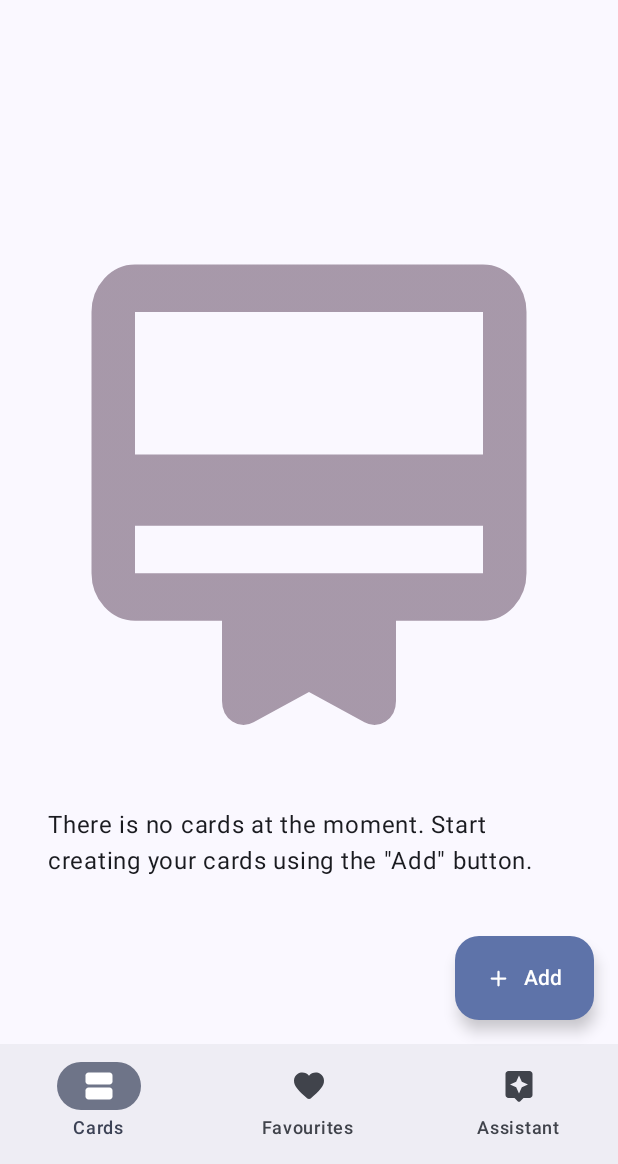
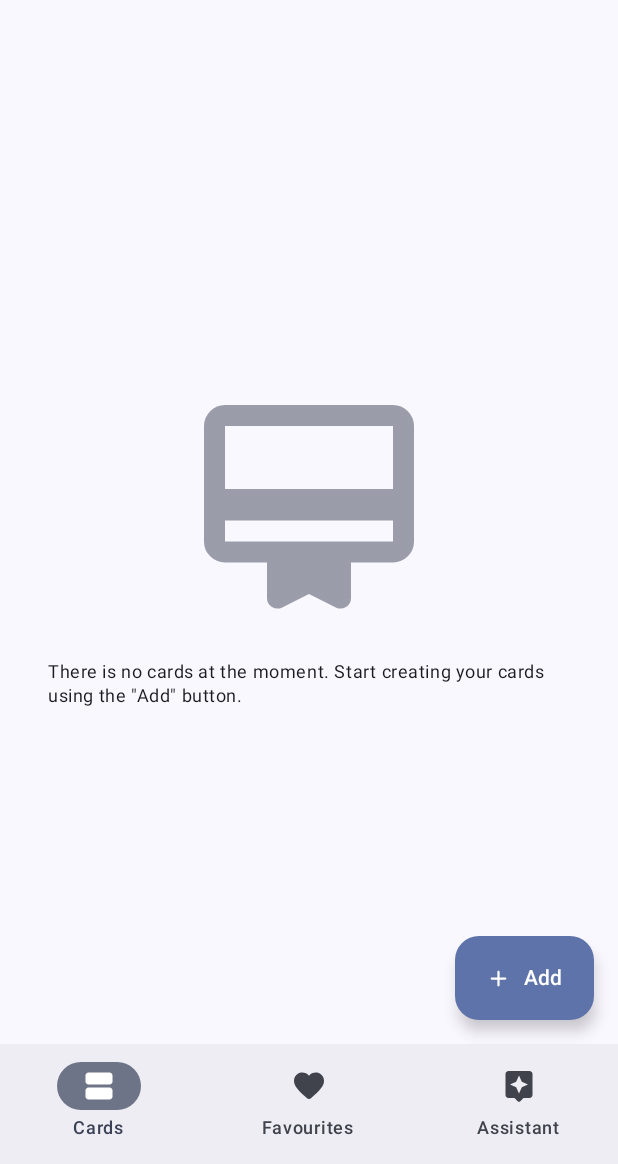
Before and after one commit to HeidelX/Memorati, an Android app built with Jetpack Compose: the screen it shows after launch (MainActivity), on a phone screen of 412 x 824 dp, the part 72-1236 px from its top. Run offline under Robolectric (Android 15) with nearby library versions, the phone set to English and light mode, and no system bars; our stand-ins replace Dagger/Hilt's generated code, Room's generated code.

Commit message:
Update EmptyScreen.kt

```diff
--- a/core/design/src/main/java/com/memorati/core/design/component/EmptyScreen.kt
+++ b/core/design/src/main/java/com/memorati/core/design/component/EmptyScreen.kt
@@ -7,6 +7,7 @@ import androidx.compose.foundation.layout.Column
 import androidx.compose.foundation.layout.aspectRatio
 import androidx.compose.foundation.layout.fillMaxSize
 import androidx.compose.foundation.layout.padding
+import androidx.compose.foundation.layout.size
 import androidx.compose.foundation.layout.width
 import androidx.compose.material3.MaterialTheme
 import androidx.compose.material3.Text
@@ -33,19 +34,18 @@ fun EmptyScreen(
     ) {
         Image(
             modifier = Modifier
-                .aspectRatio(ratio = 1f)
-                .padding(horizontal = 32.dp, vertical = 16.dp)
-                .width(200.dp),
+                .size(200.dp)
+                .padding(vertical = 16.dp),
             imageVector = imageVector,
             contentDescription = "",
-            contentScale = ContentScale.FillBounds,
-            colorFilter = ColorFilter.tint(MaterialTheme.colorScheme.tertiary.copy(0.5f)),
+            contentScale = ContentScale.Fit,
+            colorFilter = ColorFilter.tint(MaterialTheme.colorScheme.secondary.copy(0.5f)),
         )
 
         Text(
             modifier = Modifier.padding(horizontal = 32.dp),
             text = message,
-            style = MaterialTheme.typography.bodyLarge,
+            style = MaterialTheme.typography.bodySmall,
         )
     }
 }
```
